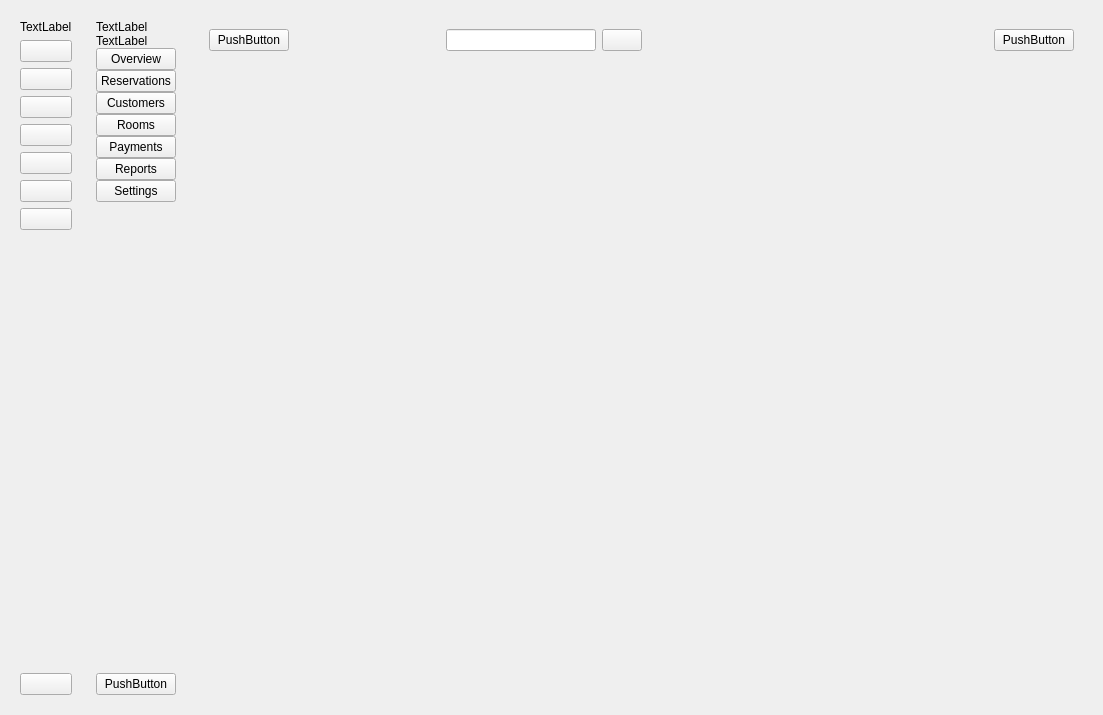
Above: dashboard.ui from WeWeBunnyX/HotelReservationSQL_Application before the change. Below: the same form after it.
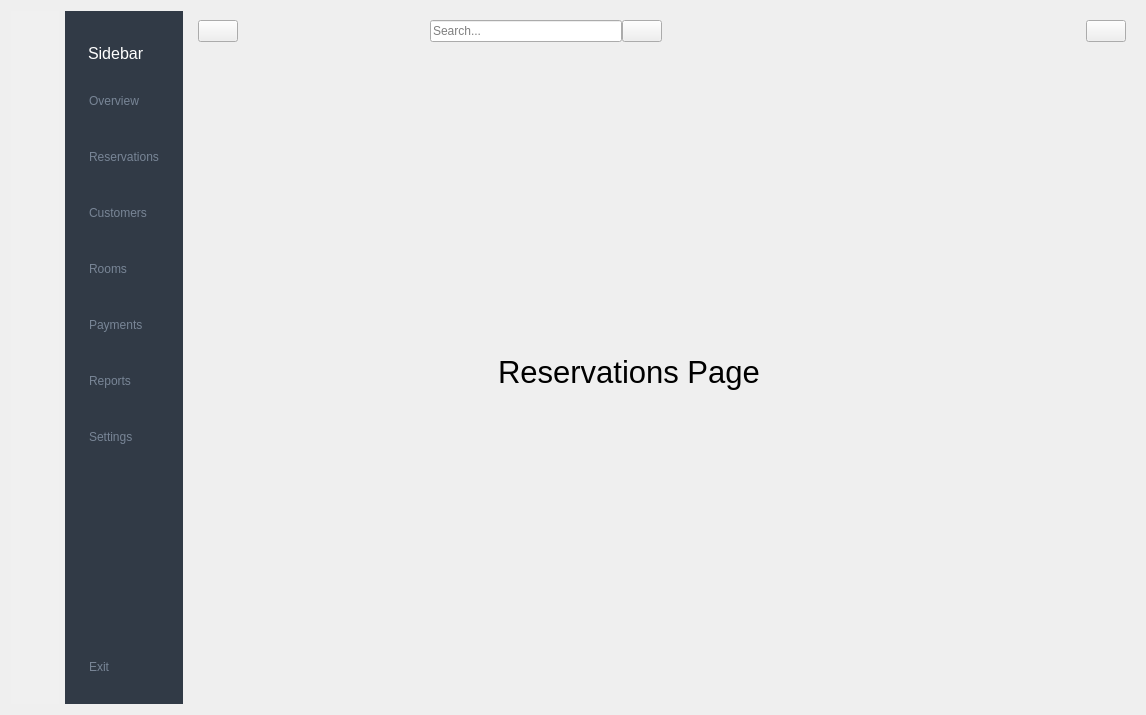
That is the form after the change. The open tabs and pages were chosen to show the change. Icons and pictures are not drawn.

Commit message:
Create Dashboard Panel UI with icons and stylesheet
- Added Custom Stylesheet
- Added Icons/Resources
- Program main entrypoint set to dashboard.h / ui / cpp

Diff of the .ui file:
```diff
--- a/dashboard.ui
+++ b/dashboard.ui
@@ -6,34 +6,133 @@
    <rect>
     <x>0</x>
     <y>0</y>
-    <width>1103</width>
+    <width>1146</width>
     <height>715</height>
    </rect>
   </property>
   <property name="windowTitle">
    <string>Form</string>
   </property>
+  <property name="styleSheet">
+   <string notr="true">/*= Style for icon-only menu START
+  ==================================================== */
+#iconOnlyWidget {
+    background-color: #f0f0f0;  /* Changed to light gray */
+    width: 50px;
+}
+
+#iconOnlyWidget QPushButton {
+    height: 50px;
+    border: none;
+    padding: 8px;
+    background-color: transparent;
+}
+
+#iconOnlyWidget QPushButton:hover {
+    background-color: rgba(200, 200, 200, 0.5);  /* Light gray hover */
+}
+
+#iconOnlyWidget QPushButton:checked {
+    background-color: rgba(150, 150, 150, 0.5);  /* Medium gray for active state */
+    border-right: 3px solid #70B9FE;  /* Blue accent for active state */
+}
+
+#iconOnlyWidget QLabel {
+    padding: 5px;
+    background-color: transparent;
+}
+/*= END
+  ==================================================== */
+
+/*= Style for full menu START (keep original dark version)
+  ==================================================== */
+#fullMenuWidget {
+    background-color: #313a46;
+    width: 200px;
+}
+
+#fullMenuWidget QPushButton {
+    border: none;
+    border-radius: 3px;
+    text-align: left;
+    padding: 8px 15px;
+    color: #788596;
+    height: 40px;
+}
+
+#fullMenuWidget QPushButton:hover {
+    background-color: rgba(86, 101, 115, 0.5);
+}
+
+#fullMenuWidget QPushButton:checked {
+    color: #fff;
+    background-color: rgba(86, 101, 115, 0.8);
+}
+
+#fullMenuWidget QLabel#label_3 {
+    color: #fff;
+    font-size: 16px;
+    padding: 10px;
+}
+/*= END
+  ==================================================== */
+
+/*= Update exit button border color for light sidebar
+  ==================================================== */
+#exitButton_1 {
+    border-top: 1px solid #cccccc;  /* Lighter border color */
+}</string>
+  </property>
   <layout class="QGridLayout" name="gridLayout">
    <item row="0" column="0">
     <widget class="QWidget" name="iconOnlyWidget" native="true">
      <layout class="QVBoxLayout" name="verticalLayout_7">
+      <property name="leftMargin">
+       <number>0</number>
+      </property>
+      <property name="topMargin">
+       <number>0</number>
+      </property>
+      <property name="rightMargin">
+       <number>0</number>
+      </property>
+      <property name="bottomMargin">
+       <number>0</number>
+      </property>
       <item>
        <layout class="QVBoxLayout" name="verticalLayout_3">
+        <property name="spacing">
+         <number>0</number>
+        </property>
         <item>
-         <layout class="QHBoxLayout" name="horizontalLayout_2">
-          <item>
-           <widget class="QLabel" name="label">
-            <property name="text">
-             <string>TextLabel</string>
-            </property>
-           </widget>
-          </item>
-         </layout>
+         <layout class="QHBoxLayout" name="horizontalLayout_2"/>
         </item>
         <item>
          <layout class="QVBoxLayout" name="verticalLayout_2">
           <item>
-           <widget class="QPushButton" name="pushButton">
+           <widget class="QLabel" name="label">
+            <property name="text">
+             <string/>
+            </property>
+            <property name="pixmap">
+             <pixmap resource="resources.qrc">:/icons/icons/dashboard/hotel.png</pixmap>
+            </property>
+            <property name="scaledContents">
+             <bool>false</bool>
+            </property>
+            <property name="alignment">
+             <set>Qt::AlignmentFlag::AlignCenter</set>
+            </property>
+           </widget>
+          </item>
+          <item>
+           <widget class="QPushButton" name="homeButton_1">
+            <property name="minimumSize">
+             <size>
+              <width>34</width>
+              <height>0</height>
+             </size>
+            </property>
             <property name="text">
              <string/>
             </property>
@@ -171,133 +270,9 @@
           <property name="text">
            <string/>
           </property>
-         </widget>
-        </item>
-       </layout>
-      </item>
-     </layout>
-    </widget>
-   </item>
-   <item row="0" column="1">
-    <widget class="QWidget" name="fullMenuWidget" native="true">
-     <layout class="QVBoxLayout" name="verticalLayout_8">
-      <item>
-       <layout class="QVBoxLayout" name="verticalLayout_4">
-        <property name="spacing">
-         <number>0</number>
-        </property>
-        <item>
-         <widget class="QLabel" name="label_2">
-          <property name="text">
-           <string>TextLabel</string>
-          </property>
-         </widget>
-        </item>
-        <item>
-         <widget class="QLabel" name="label_3">
-          <property name="text">
-           <string>TextLabel</string>
-          </property>
-         </widget>
-        </item>
-        <item>
-         <layout class="QVBoxLayout" name="verticalLayout">
-          <item>
-           <widget class="QPushButton" name="pushButton_9">
-            <property name="text">
-             <string>Overview</string>
-            </property>
-            <property name="icon">
-             <iconset resource="resource.qrc">
-              <normaloff>:/icons/icons/dashboard/home.png</normaloff>:/icons/icons/dashboard/home.png</iconset>
-            </property>
-           </widget>
-          </item>
-          <item>
-           <widget class="QPushButton" name="pushButton_10">
-            <property name="text">
-             <string>Reservations</string>
-            </property>
-            <property name="icon">
-             <iconset resource="resource.qrc">
-              <normaloff>:/icons/icons/dashboard/reservation.png</normaloff>:/icons/icons/dashboard/reservation.png</iconset>
-            </property>
-           </widget>
-          </item>
-          <item>
-           <widget class="QPushButton" name="pushButton_11">
-            <property name="text">
-             <string>Customers</string>
-            </property>
-            <property name="icon">
-             <iconset resource="resource.qrc">
-              <normaloff>:/icons/icons/dashboard/customer.png</normaloff>:/icons/icons/dashboard/customer.png</iconset>
-            </property>
-           </widget>
-          </item>
-          <item>
-           <widget class="QPushButton" name="pushButton_12">
-            <property name="text">
-             <string>Rooms</string>
-            </property>
-            <property name="icon">
-             <iconset resource="resource.qrc">
-              <normaloff>:/icons/icons/dashboard/room.png</normaloff>:/icons/icons/dashboard/room.png</iconset>
-            </property>
-           </widget>
-          </item>
-          <item>
-           <widget class="QPushButton" name="pushButton_13">
-            <property name="text">
-             <string>Payments</string>
-            </property>
-            <property name="icon">
-             <iconset resource="resource.qrc">
-              <normaloff>:/icons/icons/dashboard/payment.png</normaloff>:/icons/icons/dashboard/payment.png</iconset>
-            </property>
-           </widget>
-          </item>
-          <item>
-           <widget class="QPushButton" name="pushButton_14">
-            <property name="text">
-             <string>Reports</string>
-            </property>
-            <property name="icon">
-             <iconset resource="resource.qrc">
-              <normaloff>:/icons/icons/dashboard/report.png</normaloff>:/icons/icons/dashboard/report.png</iconset>
-            </property>
-           </widget>
-          </item>
-          <item>
-           <widget class="QPushButton" name="pushButton_15">
-            <property name="text">
-             <string>Settings</string>
-            </property>
-            <property name="icon">
-             <iconset resource="resource.qrc">
-              <normaloff>:/icons/icons/dashboard/settings.png</normaloff>:/icons/icons/dashboard/settings.png</iconset>
-            </property>
-           </widget>
-          </item>
-         </layout>
-        </item>
-        <item>
-         <spacer name="verticalSpacer_2">
-          <property name="orientation">
-           <enum>Qt::Orientation::Vertical</enum>
-          </property>
-          <property name="sizeHint" stdset="0">
-           <size>
-            <width>20</width>
-            <height>40</height>
-           </size>
-          </property>
-         </spacer>
-        </item>
-        <item>
-         <widget class="QPushButton" name="pushButton_16">
-          <property name="text">
-           <string>PushButton</string>
+          <property name="icon">
+           <iconset resource="resources.qrc">
+            <normaloff>:/icons/icons/dashboard/exit.png</normaloff>:/icons/icons/dashboard/exit.png</iconset>
           </property>
          </widget>
         </item>
@@ -309,6 +284,21 @@
    <item row="0" column="2">
     <widget class="QWidget" name="widget_3" native="true">
      <layout class="QVBoxLayout" name="verticalLayout_9">
+      <property name="spacing">
+       <number>0</number>
+      </property>
+      <property name="leftMargin">
+       <number>0</number>
+      </property>
+      <property name="topMargin">
+       <number>0</number>
+      </property>
+      <property name="rightMargin">
+       <number>0</number>
+      </property>
+      <property name="bottomMargin">
+       <number>0</number>
+      </property>
       <item>
        <layout class="QVBoxLayout" name="verticalLayout_5">
         <property name="spacing">
@@ -316,13 +306,26 @@
         </property>
         <item>
          <widget class="QWidget" name="widget" native="true">
-          <layout class="QVBoxLayout" name="verticalLayout_6">
-           <item>
+          <layout class="QGridLayout" name="gridLayout_2">
+           <item row="0" column="0">
             <layout class="QHBoxLayout" name="horizontalLayout_3">
+             <property name="spacing">
+              <number>0</number>
+             </property>
              <item>
               <widget class="QPushButton" name="pushButton_17">
                <property name="text">
-                <string>PushButton</string>
+                <string/>
+               </property>
+               <property name="icon">
+                <iconset resource="resources.qrc">
+                 <normaloff>:/icons/icons/dashboard/changebar.png</normaloff>:/icons/icons/dashboard/changebar.png</iconset>
+               </property>
+               <property name="iconSize">
+                <size>
+                 <width>24</width>
+                 <height>24</height>
+                </size>
                </property>
                <property name="checkable">
                 <bool>true</bool>
@@ -345,7 +348,11 @@
                 </spacer>
                </item>
                <item>
-                <widget class="QLineEdit" name="lineEdit"/>
+                <widget class="QLineEdit" name="searchInput">
+                 <property name="placeholderText">
+                  <string>Search...</string>
+                 </property>
+                </widget>
                </item>
                <item>
                 <widget class="QPushButton" name="pushButton_18">
@@ -376,19 +383,244 @@
              <item>
               <widget class="QPushButton" name="pushButton_19">
                <property name="text">
-                <string>PushButton</string>
+                <string/>
+               </property>
+               <property name="icon">
+                <iconset resource="resources.qrc">
+                 <normaloff>:/icons/icons/dashboard/user.png</normaloff>:/icons/icons/dashboard/user.png</iconset>
                </property>
               </widget>
              </item>
             </layout>
            </item>
-           <item>
+           <item row="1" column="0">
             <widget class="QStackedWidget" name="stackedWidget">
              <property name="currentIndex">
               <number>1</number>
              </property>
-             <widget class="QWidget" name="page"/>
-             <widget class="QWidget" name="page_2"/>
+             <widget class="QWidget" name="homePage">
+              <layout class="QGridLayout" name="gridLayout_3">
+               <property name="leftMargin">
+                <number>300</number>
+               </property>
+               <property name="topMargin">
+                <number>0</number>
+               </property>
+               <property name="rightMargin">
+                <number>0</number>
+               </property>
+               <property name="bottomMargin">
+                <number>0</number>
+               </property>
+               <property name="horizontalSpacing">
+                <number>0</number>
+               </property>
+               <item row="0" column="0">
+                <widget class="QLabel" name="homePageLabel">
+                 <property name="font">
+                  <font>
+                   <pointsize>24</pointsize>
+                   <bold>false</bold>
+                  </font>
+                 </property>
+                 <property name="text">
+                  <string>Home Page</string>
+                 </property>
+                </widget>
+               </item>
+              </layout>
+             </widget>
+             <widget class="QWidget" name="reservationPage">
+              <property name="font">
+               <font>
+                <pointsize>23</pointsize>
+               </font>
+              </property>
+              <layout class="QGridLayout" name="gridLayout_5">
+               <property name="leftMargin">
+                <number>300</number>
+               </property>
+               <property name="topMargin">
+                <number>0</number>
+               </property>
+               <property name="rightMargin">
+                <number>0</number>
+               </property>
+               <property name="bottomMargin">
+                <number>0</number>
+               </property>
+               <property name="spacing">
+                <number>0</number>
+               </property>
+               <item row="0" column="0">
+                <widget class="QLabel" name="reservationLabel">
+                 <property name="font">
+                  <font>
+                   <pointsize>23</pointsize>
+                  </font>
+                 </property>
+                 <property name="text">
+                  <string>Reservations Page</string>
+                 </property>
+                </widget>
+               </item>
+              </layout>
+             </widget>
+             <widget class="QWidget" name="customerPage">
+              <layout class="QGridLayout" name="gridLayout_6">
+               <property name="leftMargin">
+                <number>300</number>
+               </property>
+               <property name="topMargin">
+                <number>0</number>
+               </property>
+               <property name="rightMargin">
+                <number>0</number>
+               </property>
+               <property name="bottomMargin">
+                <number>0</number>
+               </property>
+               <property name="horizontalSpacing">
+                <number>0</number>
+               </property>
+               <item row="0" column="0">
+                <widget class="QLabel" name="customerPageLabel">
+                 <property name="font">
+                  <font>
+                   <pointsize>23</pointsize>
+                  </font>
+                 </property>
+                 <property name="text">
+                  <string>Customer Page</string>
+                 </property>
+                </widget>
+               </item>
+              </layout>
+             </widget>
+             <widget class="QWidget" name="roomPage">
+              <property name="font">
+               <font>
+                <pointsize>23</pointsize>
+               </font>
+              </property>
+              <layout class="QGridLayout" name="gridLayout_7">
+               <property name="leftMargin">
+                <number>300</number>
+               </property>
+               <property name="topMargin">
+                <number>0</number>
+               </property>
+               <property name="rightMargin">
+                <number>0</number>
+               </property>
+               <property name="bottomMargin">
+                <number>0</number>
+               </property>
+               <property name="spacing">
+                <number>0</number>
+               </property>
+               <item row="0" column="0">
+                <widget class="QLabel" name="roomPageLabel">
+                 <property name="text">
+                  <string>Rooms Page</string>
+                 </property>
+                </widget>
+               </item>
+              </layout>
+             </widget>
+             <widget class="QWidget" name="paymentPage">
+              <layout class="QGridLayout" name="gridLayout_8">
+               <property name="leftMargin">
+                <number>300</number>
+               </property>
+               <property name="topMargin">
+                <number>0</number>
+               </property>
+               <property name="rightMargin">
+                <number>0</number>
+               </property>
+               <property name="bottomMargin">
+                <number>0</number>
+               </property>
+               <property name="spacing">
+                <number>0</number>
+               </property>
+               <item row="0" column="0">
+                <widget class="QLabel" name="paymentPageLabel">
+                 <property name="font">
+                  <font>
+                   <pointsize>23</pointsize>
+                  </font>
+                 </property>
+                 <property name="text">
+                  <string>Payments Page</string>
+                 </property>
+                </widget>
+               </item>
+              </layout>
+             </widget>
+             <widget class="QWidget" name="reportPage">
+              <layout class="QGridLayout" name="gridLayout_9">
+               <property name="leftMargin">
+                <number>300</number>
+               </property>
+               <property name="topMargin">
+                <number>0</number>
+               </property>
+               <property name="rightMargin">
+                <number>0</number>
+               </property>
+               <property name="bottomMargin">
+                <number>0</number>
+               </property>
+               <property name="spacing">
+                <number>0</number>
+               </property>
+               <item row="0" column="0">
+                <widget class="QLabel" name="reportPageLabel">
+                 <property name="font">
+                  <font>
+                   <pointsize>23</pointsize>
+                  </font>
+                 </property>
+                 <property name="text">
+                  <string>Reports Page</string>
+                 </property>
+                </widget>
+               </item>
+              </layout>
+             </widget>
+             <widget class="QWidget" name="settingPage">
+              <layout class="QGridLayout" name="gridLayout_4">
+               <property name="leftMargin">
+                <number>300</number>
+               </property>
+               <property name="topMargin">
+                <number>0</number>
+               </property>
+               <property name="rightMargin">
+                <number>0</number>
+               </property>
+               <property name="bottomMargin">
+                <number>0</number>
+               </property>
+               <property name="spacing">
+                <number>0</number>
+               </property>
+               <item row="0" column="0">
+                <widget class="QLabel" name="settingPageLabel">
+                 <property name="font">
+                  <font>
+                   <pointsize>23</pointsize>
+                  </font>
+                 </property>
+                 <property name="text">
+                  <string>Settings Page</string>
+                 </property>
+                </widget>
+               </item>
+              </layout>
+             </widget>
             </widget>
            </item>
           </layout>
@@ -399,6 +631,189 @@
      </layout>
     </widget>
    </item>
+   <item row="0" column="1">
+    <widget class="QWidget" name="fullMenuWidget" native="true">
+     <layout class="QVBoxLayout" name="verticalLayout_8">
+      <item>
+       <layout class="QVBoxLayout" name="verticalLayout_4">
+        <property name="spacing">
+         <number>0</number>
+        </property>
+        <item>
+         <layout class="QVBoxLayout" name="verticalLayout">
+          <item>
+           <widget class="QLabel" name="label_2">
+            <property name="text">
+             <string/>
+            </property>
+            <property name="pixmap">
+             <pixmap resource="resources.qrc">:/icons/icons/dashboard/hotel.png</pixmap>
+            </property>
+           </widget>
+          </item>
+          <item>
+           <widget class="QLabel" name="label_3">
+            <property name="text">
+             <string>Sidebar</string>
+            </property>
+           </widget>
+          </item>
+          <item>
+           <widget class="QPushButton" name="homeButton_2">
+            <property name="text">
+             <string>Overview</string>
+            </property>
+            <property name="icon">
+             <iconset resource="resources.qrc">
+              <normaloff>:/icons/icons/dashboard/homecolor.png</normaloff>:/icons/icons/dashboard/homecolor.png</iconset>
+            </property>
+            <property name="iconSize">
+             <size>
+              <width>30</width>
+              <height>30</height>
+             </size>
+            </property>
+           </widget>
+          </item>
+          <item>
+           <widget class="QPushButton" name="reservationButton_2">
+            <property name="text">
+             <string>Reservations</string>
+            </property>
+            <property name="icon">
+             <iconset resource="resources.qrc">
+              <normaloff>:/icons/icons/dashboard/reservationcolor.png</normaloff>:/icons/icons/dashboard/reservationcolor.png</iconset>
+            </property>
+            <property name="iconSize">
+             <size>
+              <width>30</width>
+              <height>30</height>
+             </size>
+            </property>
+           </widget>
+          </item>
+          <item>
+           <widget class="QPushButton" name="customerButton_2">
+            <property name="text">
+             <string>Customers</string>
+            </property>
+            <property name="icon">
+             <iconset resource="resources.qrc">
+              <normaloff>:/icons/icons/dashboard/customercolor.png</normaloff>:/icons/icons/dashboard/customercolor.png</iconset>
+            </property>
+            <property name="iconSize">
+             <size>
+              <width>30</width>
+              <height>30</height>
+             </size>
+            </property>
+           </widget>
+          </item>
+          <item>
+           <widget class="QPushButton" name="roomButton_2">
+            <property name="text">
+             <string>Rooms</string>
+            </property>
+            <property name="icon">
+             <iconset resource="resources.qrc">
+              <normaloff>:/icons/icons/dashboard/roomcolor.png</normaloff>:/icons/icons/dashboard/roomcolor.png</iconset>
+            </property>
+            <property name="iconSize">
+             <size>
+              <width>30</width>
+              <height>30</height>
+             </size>
+            </property>
+           </widget>
+          </item>
+          <item>
+           <widget class="QPushButton" name="paymentButton_2">
+            <property name="text">
+             <string>Payments</string>
+            </property>
+            <property name="icon">
+             <iconset resource="resources.qrc">
+              <normaloff>:/icons/icons/dashboard/paymentcolor.png</normaloff>:/icons/icons/dashboard/paymentcolor.png</iconset>
+            </property>
+            <property name="iconSize">
+             <size>
+              <width>30</width>
+              <height>30</height>
+             </size>
+            </property>
+           </widget>
+          </item>
+          <item>
+           <widget class="QPushButton" name="reportButton_2">
+            <property name="text">
+             <string>Reports</string>
+            </property>
+            <property name="icon">
+             <iconset resource="resources.qrc">
+              <normaloff>:/icons/icons/dashboard/reportcolor.png</normaloff>:/icons/icons/dashboard/reportcolor.png</iconset>
+            </property>
+            <property name="iconSize">
+             <size>
+              <width>30</width>
+              <height>30</height>
+             </size>
+            </property>
+           </widget>
+          </item>
+          <item>
+           <widget class="QPushButton" name="settingButton_2">
+            <property name="text">
+             <string>Settings</string>
+            </property>
+            <property name="icon">
+             <iconset resource="resources.qrc">
+              <normaloff>:/icons/icons/dashboard/settingcolor.png</normaloff>:/icons/icons/dashboard/settingcolor.png</iconset>
+            </property>
+            <property name="iconSize">
+             <size>
+              <width>30</width>
+              <height>30</height>
+             </size>
+            </property>
+           </widget>
+          </item>
+         </layout>
+        </item>
+        <item>
+         <spacer name="verticalSpacer_2">
+          <property name="orientation">
+           <enum>Qt::Orientation::Vertical</enum>
+          </property>
+          <property name="sizeHint" stdset="0">
+           <size>
+            <width>20</width>
+            <height>40</height>
+           </size>
+          </property>
+         </spacer>
+        </item>
+        <item>
+         <widget class="QPushButton" name="exitButton_2">
+          <property name="text">
+           <string>Exit</string>
+          </property>
+          <property name="icon">
+           <iconset resource="resources.qrc">
+            <normaloff>:/icons/icons/dashboard/logoutcolor.png</normaloff>:/icons/icons/dashboard/logoutcolor.png</iconset>
+          </property>
+          <property name="iconSize">
+           <size>
+            <width>30</width>
+            <height>30</height>
+           </size>
+          </property>
+         </widget>
+        </item>
+       </layout>
+      </item>
+     </layout>
+    </widget>
+   </item>
   </layout>
  </widget>
  <resources>
```
Left out of the diff: 314 changed lines with no effect on the pictures. The commit also changes 19 other files.
